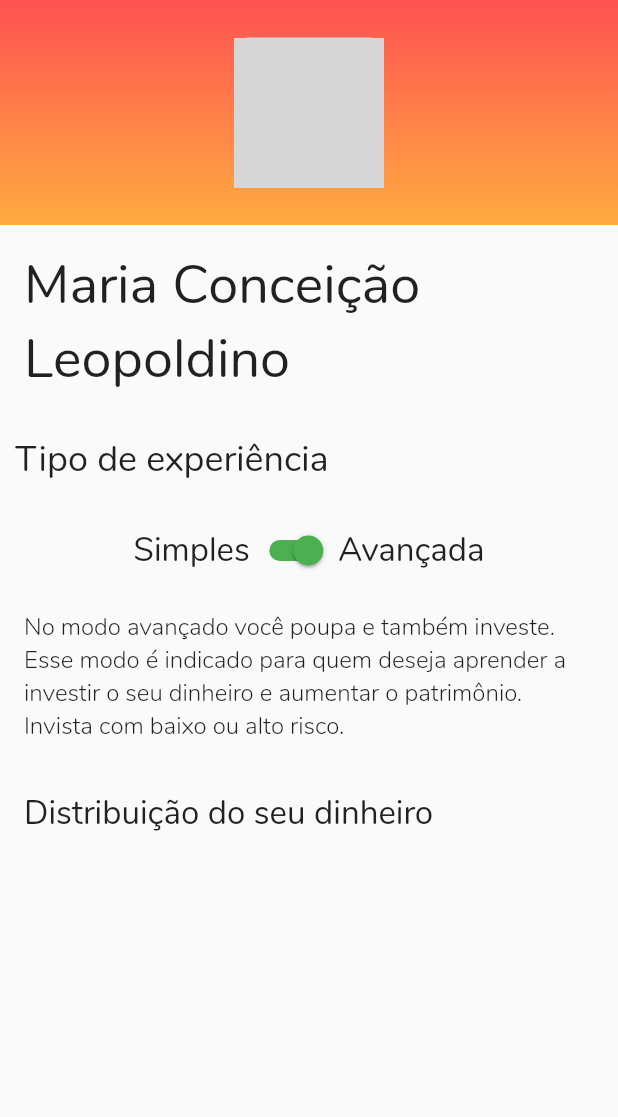
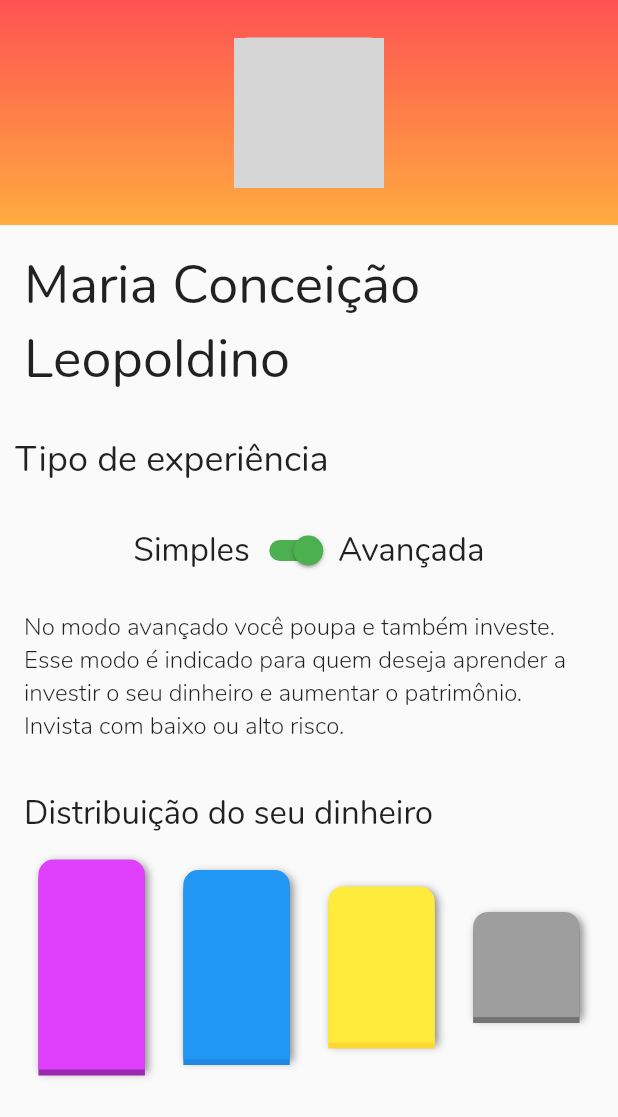
Before and after one commit to enzodanjour/hack_bmg, a Flutter app: the screen it shows after launch, on a phone screen of 412 x 824 dp. Shown: the top 1117 px of the screen. Run offline on Flutter 3.47's test engine with Material 2 defaults, Android fonts, the phone set to English and light mode, and no system bars; our stand-ins replace email_validator, flutter_money_formatter, getflutter, percent_indicator; network calls fail; grey boxes are pictures that could not be loaded.

Commit message:
Add border in graphycs

```diff
--- a/lib/screens/profile_screen.dart
+++ b/lib/screens/profile_screen.dart
@@ -129,6 +129,104 @@ class _ProfileScreenState extends State<ProfileScreen> {
                 )
               ),
             ),
+            Row(
+              children: [
+                Expanded(child: Container()),
+                Container(
+                  height: 140,
+                  width: 71,
+                  decoration: BoxDecoration(
+                    color: Colors.purpleAccent,
+                    borderRadius: BorderRadius.vertical(
+                      top: Radius.circular(10),
+                    ),
+                    boxShadow: [
+                      // to make elevation
+                      BoxShadow(
+                        color: Colors.black45,
+                        offset: Offset(2, 2),
+                        blurRadius: 4,
+                      ),
+                      // to make the coloured border
+                      BoxShadow(
+                        color: Colors.purple,
+                        offset: Offset(0, 4),
+                      ),
+                    ],
+                  ),
+                ),
+                Expanded(child: Container()),
+                Container(
+                  height: 126,
+                  width: 71,
+                  decoration: BoxDecoration(
+                    color: Colors.blue,
+                    borderRadius: BorderRadius.vertical(
+                      top: Radius.circular(10),
+                    ),
+                    boxShadow: [
+                      BoxShadow(
+                        color: Colors.black45,
+                        offset: Offset(2, 2),
+                        blurRadius: 4,
+                      ),
+                      // to make the coloured border
+                      BoxShadow(
+                        color: Colors.blue[600],
+                        offset: Offset(0, 4),
+                      ),
+                    ],
+                  ),
+                ),
+                Expanded(child: Container()),
+                Container(
+                  height: 104,
+                  width: 71,
+                  decoration: BoxDecoration(
+                    color: Colors.yellow,
+                    borderRadius: BorderRadius.vertical(
+                      top: Radius.circular(10),
+                    ),
+                    boxShadow: [
+                      BoxShadow(
+                        color: Colors.black45,
+                        offset: Offset(2, 2),
+                        blurRadius: 4,
+                      ),
+                      // to make the coloured border
+                      BoxShadow(
+                        color: Colors.yellow[600],
+                        offset: Offset(0, 4),
+                      ),
+                    ],
+                  ),
+                ),
+                Expanded(child: Container()),
+                Container(
+                  height: 70,
+                  width: 71,
+                  decoration: BoxDecoration(
+                    color: Colors.grey,
+                    borderRadius: BorderRadius.vertical(
+                      top: Radius.circular(10),
+                    ),
+                    boxShadow: [
+                      BoxShadow(
+                        color: Colors.black45,
+                        offset: Offset(2, 2),
+                        blurRadius: 4,
+                      ),
+                      // to make the coloured border
+                      BoxShadow(
+                        color: Colors.grey[600],
+                        offset: Offset(0, 4),
+                      ),
+                    ],
+                  ),
+                ),
+                Expanded(child: Container()),
+              ],
+            )
           ],
         ),
       ),
```
